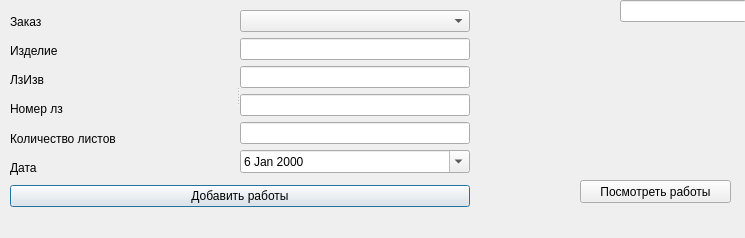
Old version of the form form_to_add.ui in the repository Galt12/pyqt6learn.
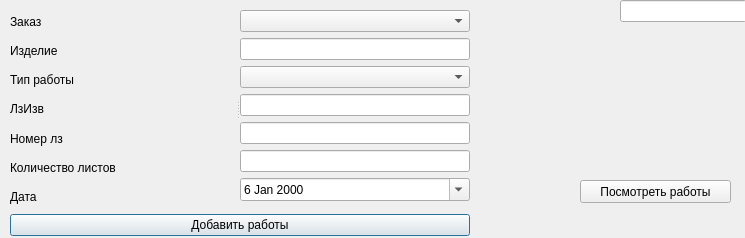
New version of the form.

Diff of the .ui file:
```diff
--- a/form_to_add.ui
+++ b/form_to_add.ui
@@ -19,7 +19,7 @@
      <x>10</x>
      <y>10</y>
      <width>460</width>
-     <height>197</height>
+     <height>226</height>
     </rect>
    </property>
    <layout class="QVBoxLayout" name="verticalLayout_3">
@@ -44,6 +44,13 @@
           </property>
          </widget>
         </item>
+        <item>
+         <widget class="QLabel" name="label_8">
+          <property name="text">
+           <string>Тип работы</string>
+          </property>
+         </widget>
+        </item>
         <item>
          <widget class="QLabel" name="label_3">
           <property name="text">
@@ -82,6 +89,9 @@
         <item>
          <widget class="QLineEdit" name="lineEdit_2"/>
         </item>
+        <item>
+         <widget class="QComboBox" name="type_works"/>
+        </item>
         <item>
          <widget class="QLineEdit" name="lineEdit_4"/>
         </item>
@@ -131,7 +141,7 @@
     <string>Посмотреть работы</string>
    </property>
   </widget>
-  <widget class="QWidget" name="">
+  <widget class="QWidget" name="layoutWidget">
    <property name="geometry">
     <rect>
      <x>620</x>
```
